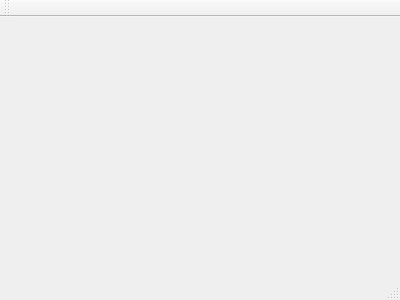
dlewin/CAMEL, file CAMEL/camel.ui: the form before one commit.
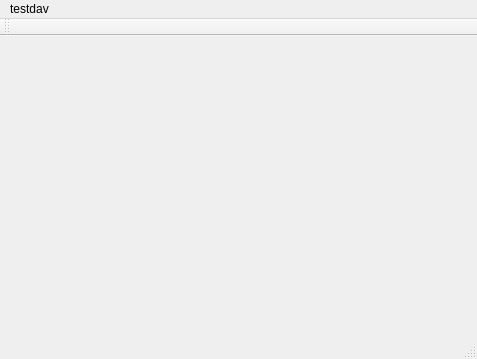
The form after the commit.

The edit to the form file:
```diff
--- a/CAMEL/camel.ui
+++ b/CAMEL/camel.ui
@@ -1,24 +1,51 @@
 <ui version="4.0">
  <class>Camel</class>
- <widget class="QMainWindow" name="Camel" >
-  <property name="geometry" >
+ <widget class="QMainWindow" name="Camel">
+  <property name="geometry">
    <rect>
     <x>0</x>
     <y>0</y>
-    <width>400</width>
-    <height>300</height>
+    <width>477</width>
+    <height>359</height>
    </rect>
   </property>
   <property name="windowTitle" >
    <string>Camel</string>
   </property>
-  <widget class="QMenuBar" name="menuBar" />
-  <widget class="QToolBar" name="mainToolBar" />
-  <widget class="QWidget" name="centralWidget" />
-  <widget class="QStatusBar" name="statusBar" />
+  <widget class="QWidget" name="centralWidget"/>
+  <widget class="QMenuBar" name="menuBar">
+   <property name="geometry">
+    <rect>
+     <x>0</x>
+     <y>0</y>
+     <width>477</width>
+     <height>26</height>
+    </rect>
+   </property>
+   <widget class="QMenu" name="menuTestdav">
+    <property name="title">
+     <string>testdav</string>
+    </property>
+    <addaction name="actionICI"/>
+   </widget>
+   <addaction name="menuTestdav"/>
+  </widget>
+  <widget class="QToolBar" name="mainToolBar">
+   <attribute name="toolBarArea">
+    <enum>TopToolBarArea</enum>
+   </attribute>
+   <attribute name="toolBarBreak">
+    <bool>false</bool>
+   </attribute>
+  </widget>
+  <widget class="QStatusBar" name="statusBar"/>
+  <action name="actionICI">
+   <property name="text">
+    <string>ICI</string>
+   </property>
+  </action>
  </widget>
- <layoutDefault spacing="6" margin="11" />
- <pixmapfunction></pixmapfunction>
+ <layoutdefault spacing="6" margin="11"/>
  <resources/>
  <connections/>
 </ui>
```
Left out of the diff: 3 changed lines with no effect on the pictures.
